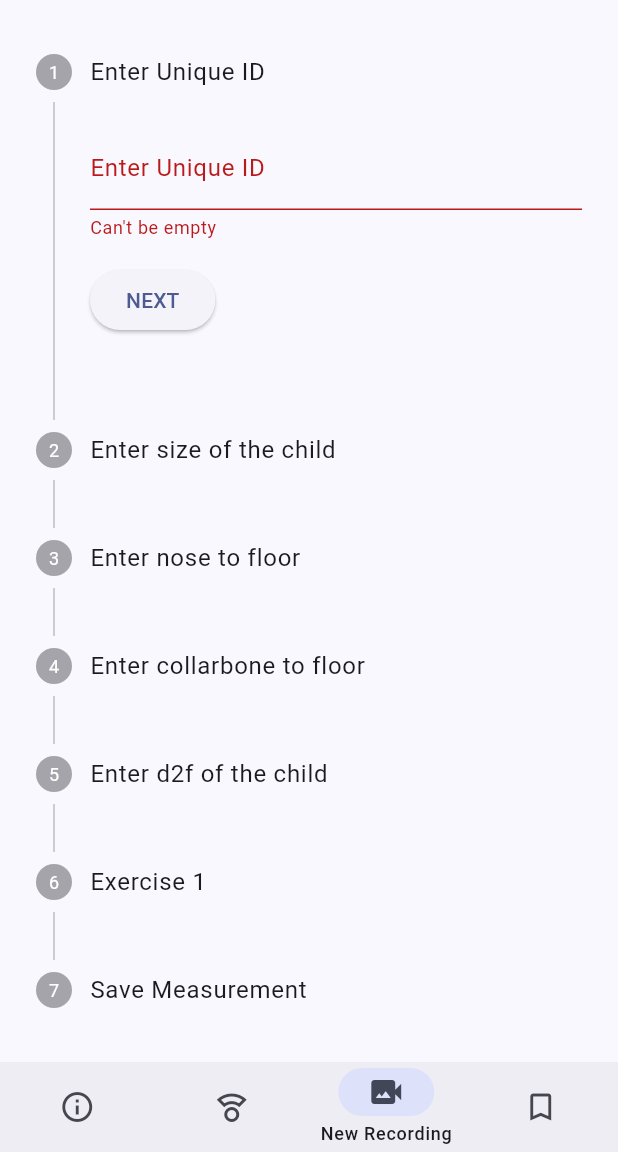
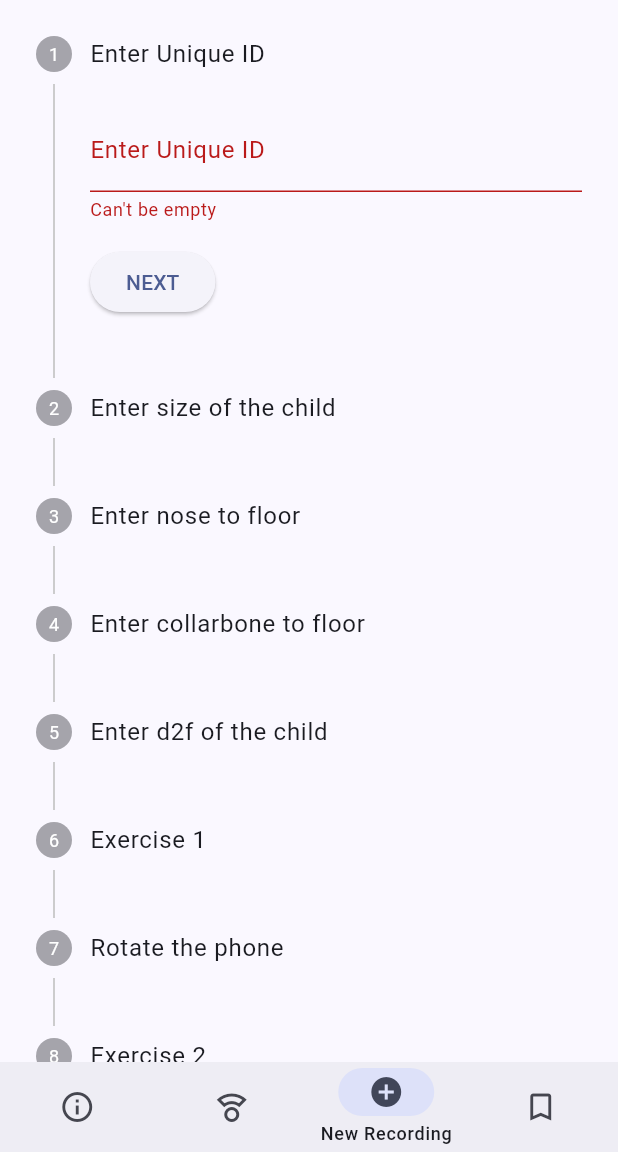
Before and after one commit to randomscience/c4k_daq_app, a Flutter app: the screen it shows after launch, item 3 of the bottom bar chosen, on a phone screen of 412 x 824 dp, the part 84-1236 px from its top. Run offline on Flutter 3.47's test engine with Material 2 defaults, Android fonts, the phone set to English and light mode, and no system bars; our stand-ins replace camera, package_info_plus.

Commit message:
this is a stable amd working version

```diff
--- a/lib/full_screen_modal.dart
+++ b/lib/full_screen_modal.dart
@@ -24,7 +24,7 @@ class FullScreenModal extends ModalRoute {
   bool get barrierDismissible => false;
 
   @override
-  Color get barrierColor => Colors.black.withOpacity(0.9);
+  Color get barrierColor => Colors.black.withOpacity(1);
 
   @override
   String? get barrierLabel => null;
--- a/lib/main.dart
+++ b/lib/main.dart
@@ -7,7 +7,8 @@ import 'package:flutter/services.dart';
 
 void main() async {
   WidgetsFlutterBinding.ensureInitialized();
-  SystemChrome.setEnabledSystemUIMode(SystemUiMode.immersiveSticky);
+
+  SystemChrome.setEnabledSystemUIMode(SystemUiMode.edgeToEdge, overlays: []);
   // Obtain a list of the available cameras on the device.
 
   // Get a specific camera from the list of available cameras.
@@ -63,8 +64,8 @@ class MyHomePageState extends State<MyHomePage> {
               label: 'Calibration',
             ),
             NavigationDestination(
-              selectedIcon: Icon(Icons.video_camera_back),
-              icon: Icon(Icons.video_camera_back_outlined),
+              selectedIcon: Icon(Icons.add_circle),
+              icon: Icon(Icons.add_circle_outline),
               label: 'New Recording',
             ),
             NavigationDestination(
--- a/lib/measurement_stepper.dart
+++ b/lib/measurement_stepper.dart
@@ -1,6 +1,8 @@
 import 'package:c4k_daq/constants.dart';
 import 'package:flutter/material.dart';
 import 'validated_text_input.dart';
+
+enum StepTypes { inputBox, camera, info, save }
 
 class MeasurementStepper extends StatefulWidget {
   const MeasurementStepper(
@@ -36,8 +38,27 @@ class MeasurementStepper extends StatefulWidget {
       _textFieldGenerator(
           pelvisToFloor, 'Enter d2f of the child', 'Height in [cm]'),
       _exerciseGenerator("Exercise 1", "do a flip, bitch!"),
+      const Step(
+          title: Text("Rotate the phone"),
+          content: Text("rotate horizontally")),
+      _exerciseGenerator("Exercise 2", "do a flip, bitch!"),
       const Step(title: Text("Save Measurement"), content: Text("that's it")),
     ];
+  }
+
+  _stepType(int index) {
+    const listOfStepTypes = [
+      StepTypes.inputBox,
+      StepTypes.inputBox,
+      StepTypes.inputBox,
+      StepTypes.inputBox,
+      StepTypes.inputBox,
+      StepTypes.camera,
+      StepTypes.info,
+      StepTypes.camera,
+      StepTypes.save
+    ];
+    return listOfStepTypes[index];
   }
 
   _textFieldGenerator(String mapKey, String title, String hintText) {
@@ -123,37 +144,23 @@ class _MeasurementStepperState extends State<MeasurementStepper> {
       },
       controlsBuilder: (BuildContext context, ControlsDetails controls) {
         return Padding(
-          padding: const EdgeInsets.symmetric(vertical: 16.0),
+          padding: const EdgeInsets.fromLTRB(0, 16, 0, 0),
           child: Row(
             children: <Widget>[
-              if (_index < widget.userInformationGetter().length)
+              if (widget._stepType(_index) == StepTypes.inputBox ||
+                  widget._stepType(_index) == StepTypes.info)
                 ElevatedButton(
                   onPressed: controls.onStepContinue,
                   child: const Text('NEXT'),
                 ),
-              if (_index >= widget.userInformationGetter().length &&
-                  _index < widget._noSteps() &&
-                  widget.exerciseVideoMappingGetter()[
-                          widget._steps()[_index].title] !=
-                      null)
-                ElevatedButton(
-                  onPressed: _recordVideo,
-                  child: const Text(
-                    "RE_RECORD VIDEO",
-                  ),
-                ),
-              if (_index >= widget.userInformationGetter().length &&
-                  _index < widget._noSteps() &&
-                  widget.exerciseVideoMappingGetter()[
-                          widget._steps()[_index].title] ==
-                      null)
+              if (widget._stepType(_index) == StepTypes.camera)
                 ElevatedButton(
                   onPressed: _recordVideo,
                   child: const Text(
                     "RECORD VIDEO",
                   ),
                 ),
-              if (_index == widget._noSteps())
+              if (widget._stepType(_index) == StepTypes.save)
                 ElevatedButton(
                   onPressed: _saveMeasurement,
                   child: const Text('SAVE'),
--- a/lib/new_recording.dart
+++ b/lib/new_recording.dart
@@ -21,13 +21,14 @@ class NewRecording extends StatefulWidget {
 
   Map<String, String?> exerciseVideoMapping = {
     "Exercise 1": null,
+    "Exercise 2": null,
   };
 
   NewRecording({super.key});
 
   clearData() {
-    userInformation = emptyUserInformation;
-    exerciseVideoMapping = emptyExerciseVideoMapping;
+    userInformation = Map<String, String?>.from(emptyUserInformation);
+    exerciseVideoMapping = Map<String, String?>.from(emptyExerciseVideoMapping);
   }
 
   setUserInformation(Map<String, String?> userInformation) {
```
Also changed, not shown: lib/camera_page.dart (+45 -17 lines).
